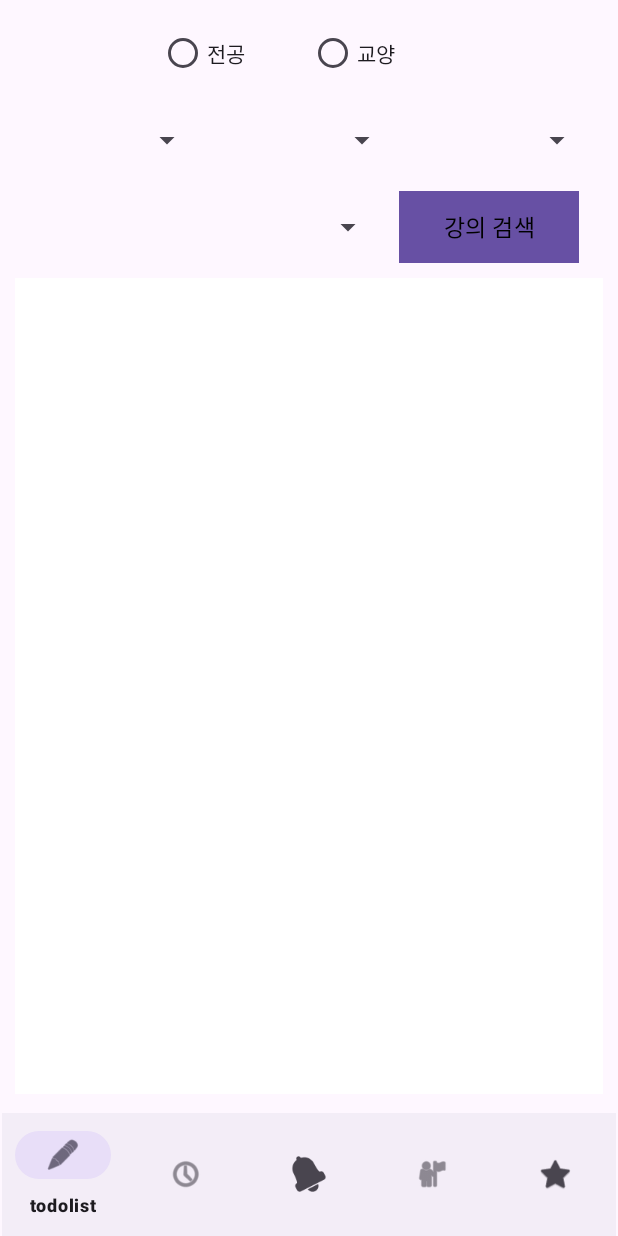
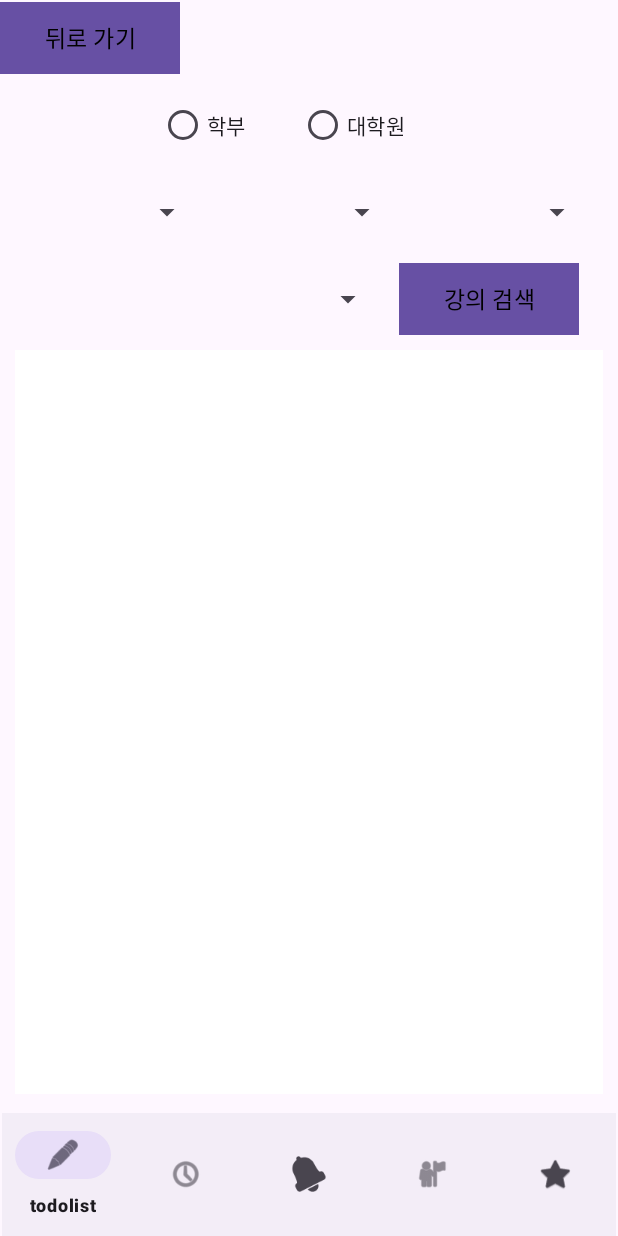
Before and after one commit to mcy0325/ForestLearning, an Android app: the CourseFragment screen opened through its navigation route, on a phone screen of 412 x 824 dp. Run offline under Robolectric (Android 15) with nearby library versions, the light colour scheme and no system bars; our stand-ins replace navigation-ui.

Commit message:
timetable modify4

```diff
--- a/app/src/main/java/com/example/forestlearning/TimetableFragment.kt
+++ b/app/src/main/java/com/example/forestlearning/TimetableFragment.kt
@@ -24,7 +24,6 @@ class TimetableFragment : Fragment() {
     override fun onViewCreated(view: View, savedInstanceState: Bundle?) {
         super.onViewCreated(view, savedInstanceState)
 
-
         binding.courseButton.setOnClickListener {
             findNavController().navigate(R.id.action_timetableFragment_to_courseFragment)
         }
--- a/app/src/main/res/layout/fragment_course.xml
+++ b/app/src/main/res/layout/fragment_course.xml
@@ -6,6 +6,22 @@
     android:layout_height="match_parent"
     android:orientation="vertical"
     tools:context=".CourseFragment">
+
+    <androidx.constraintlayout.widget.ConstraintLayout
+        android:layout_width="120dp"
+        android:layout_height="48dp">
+
+        <Button
+            android:id="@+id/backButton"
+            android:layout_width="match_parent"
+            android:layout_height="match_parent"
+            android:background="@color/design_default_color_background"
+            android:text="뒤로 가기"
+            android:textColor="@color/black"
+            android:textSize="15sp"/>
+
+
+    </androidx.constraintlayout.widget.ConstraintLayout>
 
     <RadioGroup
         android:id="@+id/courseUniversityGroup"
@@ -16,18 +32,18 @@
         android:orientation="horizontal">
 
         <RadioButton
-            android:id="@+id/undergraduate"
+            android:id="@+id/university"
             android:layout_width="wrap_content"
             android:layout_height="wrap_content"
             android:layout_weight="1"
-            android:text="전공" />
+            android:text="학부" />
 
         <RadioButton
-            android:id="@+id/liberal"
+            android:id="@+id/graduate"
             android:layout_width="wrap_content"
             android:layout_height="wrap_content"
             android:layout_weight="1"
-            android:text="교양" />
+            android:text="대학원" />
 
     </RadioGroup>
 
--- a/app/src/main/res/layout/fragment_timetable.xml
+++ b/app/src/main/res/layout/fragment_timetable.xml
@@ -22,7 +22,7 @@
             android:layout_marginStart="132dp"
             android:layout_marginTop="25dp"
             android:layout_marginEnd="132dp"
-            android:layout_marginBottom="25dp"
+            android:layout_marginBottom="45dp"
             android:text="나의 시간표"
             android:textSize="30sp"
             app:layout_constraintBottom_toBottomOf="parent"
@@ -35,7 +35,7 @@
 
     <FrameLayout
         android:layout_width="match_parent"
-        android:layout_height="490dp">
+        android:layout_height="500dp">
 
         <TableLayout
             android:layout_width="match_parent"
@@ -802,7 +802,7 @@
             android:layout_width="200dp"
             android:layout_height="60dp"
             android:layout_marginStart="105dp"
-            android:layout_marginTop="3dp"
+            android:layout_marginTop="6dp"
             android:layout_marginEnd="106dp"
             android:layout_weight="1"
             android:text="강의 목록"
--- a/app/src/main/res/navigation/nav_main.xml
+++ b/app/src/main/res/navigation/nav_main.xml
@@ -59,5 +59,9 @@
         android:id="@+id/courseFragment"
         android:name="com.example.forestlearning.CourseFragment"
         android:label="fragment_course"
-        tools:layout="@layout/fragment_course" />
+        tools:layout="@layout/fragment_course" >
+        <action
+            android:id="@+id/action_courseFragment_to_timetableFragment"
+            app:destination="@id/timetableFragment" />
+    </fragment>
 </navigation>
--- a/app/src/main/res/values/informations.xml
+++ b/app/src/main/res/values/informations.xml
@@ -25,12 +25,34 @@
         <item>1학기</item>
         <item>2학기</item>
     </string-array>
-    <string-array name="majorArea">
-        <item>전선</item>
-        <item>전필</item>
+    <string-array name="graduateArea">
+        <item>대학원전공준비중</item>
     </string-array>
-    <string-array name="liberalArea">
-        <item>교선</item>
-        <item>교필</item>
+    <string-array name="universityArea">
+        <item>전공</item>
+        <item>교양및기타</item>
+    </string-array>
+    <string-array name="graduateMajor">
+        <item>대학원학과준비중</item>
+    </string-array>
+    <string-array name="universityRefinementMajor">
+        <item>교양과목준비중</item>
+    </string-array>
+    <string-array name="universityMajor">
+        <item>신소재공학과</item>
+        <item>항공우주공학과</item>
+        <item>기계공학학과</item>
+        <item>전기전자공학과</item>
+        <item>컴퓨터공학과</item>
+        <item>소프트웨어학과</item>
+        <item>스마트드론공학과</item>
+        <item>AI자율주행시스템공학과</item>
+        <item>항공운항학과</item>
+        <item>항공교통학과</item>
+        <item>물류학과</item>
+        <item>자유전공학부</item>
+        <item>항공우주및기계공학부</item>
+        <item>항공전자정보공학부</item>
+        <item>항공교통물류학부</item>
     </string-array>
 </resources>
```
Also changed, not shown: app/src/main/java/com/example/forestlearning/CourseFragment.kt (+49 -5 lines).
